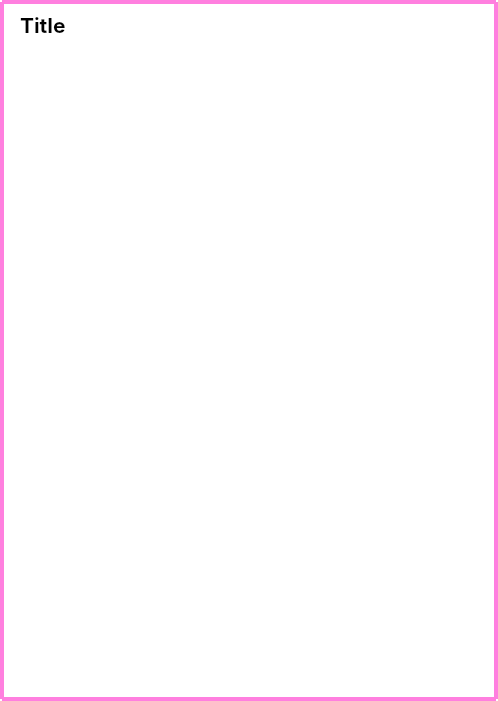
This is ui/CustomMessageBox.ui in c-ryan-z/pos-py as Qt 5 draws it before an edit. The edited form follows.
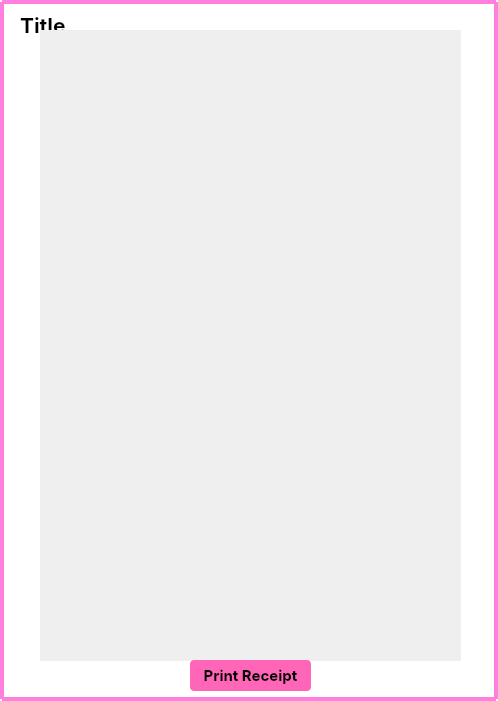
This is the edited form. Icons and pictures are not drawn.

What changed in the file:
```diff
--- a/ui/CustomMessageBox.ui
+++ b/ui/CustomMessageBox.ui
@@ -300,16 +300,81 @@
     </widget>
    </widget>
    <widget class="QWidget" name="page_2">
-    <widget class="QWidget" name="verticalLayoutWidget">
+    <widget class="QScrollArea" name="receipt">
      <property name="geometry">
       <rect>
        <x>30</x>
-       <y>40</y>
+       <y>20</y>
        <width>421</width>
-       <height>621</height>
+       <height>631</height>
       </rect>
      </property>
-     <layout class="QVBoxLayout" name="receipt_layout"/>
+     <property name="focusPolicy">
+      <enum>Qt::NoFocus</enum>
+     </property>
+     <property name="styleSheet">
+      <string notr="true">QScrollArea#receipt {
+	border: none;
+}
+
+QWidget#receipt_widget {
+	border-radius:10px;
+}</string>
+     </property>
+     <property name="verticalScrollBarPolicy">
+      <enum>Qt::ScrollBarAsNeeded</enum>
+     </property>
+     <property name="horizontalScrollBarPolicy">
+      <enum>Qt::ScrollBarAlwaysOff</enum>
+     </property>
+     <property name="widgetResizable">
+      <bool>true</bool>
+     </property>
+     <property name="alignment">
+      <set>Qt::AlignCenter</set>
+     </property>
+     <widget class="QWidget" name="receipt_widget">
+      <property name="geometry">
+       <rect>
+        <x>0</x>
+        <y>0</y>
+        <width>421</width>
+        <height>631</height>
+       </rect>
+      </property>
+      <layout class="QVBoxLayout" name="verticalLayout_2">
+       <item>
+        <layout class="QVBoxLayout" name="receipt_layout"/>
+       </item>
+      </layout>
+     </widget>
+    </widget>
+    <widget class="QPushButton" name="pushButton">
+     <property name="geometry">
+      <rect>
+       <x>180</x>
+       <y>650</y>
+       <width>121</width>
+       <height>31</height>
+      </rect>
+     </property>
+     <property name="font">
+      <font>
+       <family>Inter</family>
+       <pointsize>11</pointsize>
+       <bold>true</bold>
+      </font>
+     </property>
+     <property name="styleSheet">
+      <string notr="true">QPushButton {
+	background: rgba(255,102,183,1); 
+  border-radius: 4px; 
+	border:none;
+}</string>
+     </property>
+     <property name="text">
+      <string>Print Receipt</string>
+     </property>
     </widget>
    </widget>
   </widget>
```
